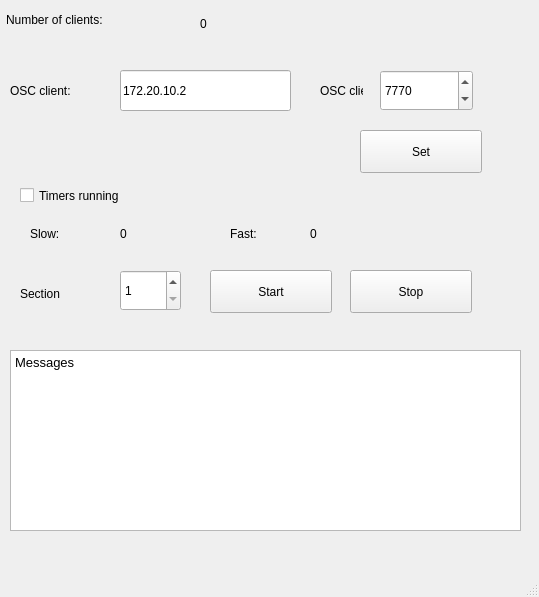
Old version of the form mainwindow.ui in the repository tarmoj/PNP2020-server.
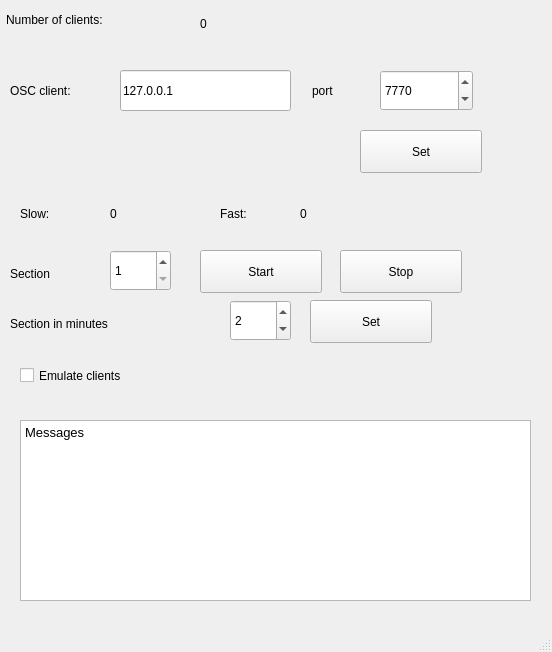
New version of the form.

```diff
--- a/mainwindow.ui
+++ b/mainwindow.ui
@@ -6,8 +6,8 @@
    <rect>
     <x>0</x>
     <y>0</y>
-    <width>539</width>
-    <height>597</height>
+    <width>552</width>
+    <height>652</height>
    </rect>
   </property>
   <property name="windowTitle">
@@ -32,7 +32,7 @@
      <rect>
       <x>200</x>
       <y>10</y>
-      <width>16</width>
+      <width>51</width>
       <height>27</height>
      </rect>
     </property>
@@ -43,8 +43,8 @@
    <widget class="QTextEdit" name="messagesTextEdit">
     <property name="geometry">
      <rect>
-      <x>10</x>
-      <y>350</y>
+      <x>20</x>
+      <y>420</y>
       <width>511</width>
       <height>181</height>
      </rect>
@@ -60,14 +60,14 @@
    <widget class="QLabel" name="label_4">
     <property name="geometry">
      <rect>
-      <x>320</x>
+      <x>312</x>
       <y>70</y>
-      <width>43</width>
+      <width>51</width>
       <height>41</height>
      </rect>
     </property>
     <property name="text">
-     <string>OSC client:</string>
+     <string>port</string>
     </property>
    </widget>
    <widget class="QLineEdit" name="oscServerLineEdit">
@@ -80,7 +80,7 @@
      </rect>
     </property>
     <property name="text">
-     <string>172.20.10.2</string>
+     <string>127.0.0.1</string>
     </property>
    </widget>
    <widget class="QLabel" name="label_3">
@@ -125,24 +125,11 @@
      <string>Set</string>
     </property>
    </widget>
-   <widget class="QCheckBox" name="timersCheckBox">
-    <property name="geometry">
-     <rect>
-      <x>20</x>
-      <y>180</y>
-      <width>201</width>
-      <height>31</height>
-     </rect>
-    </property>
-    <property name="text">
-     <string>Timers running</string>
-    </property>
-   </widget>
    <widget class="QLabel" name="label_2">
     <property name="geometry">
      <rect>
-      <x>30</x>
-      <y>220</y>
+      <x>20</x>
+      <y>200</y>
       <width>71</width>
       <height>27</height>
      </rect>
@@ -154,8 +141,8 @@
    <widget class="QLabel" name="slowRemainingLabel">
     <property name="geometry">
      <rect>
-      <x>120</x>
-      <y>220</y>
+      <x>110</x>
+      <y>200</y>
       <width>85</width>
       <height>27</height>
      </rect>
@@ -167,8 +154,8 @@
    <widget class="QLabel" name="label_5">
     <property name="geometry">
      <rect>
-      <x>230</x>
-      <y>220</y>
+      <x>220</x>
+      <y>200</y>
       <width>85</width>
       <height>27</height>
      </rect>
@@ -180,8 +167,8 @@
    <widget class="QLabel" name="fastRemainingLabel">
     <property name="geometry">
      <rect>
-      <x>310</x>
-      <y>220</y>
+      <x>300</x>
+      <y>200</y>
       <width>61</width>
       <height>27</height>
      </rect>
@@ -193,8 +180,8 @@
    <widget class="QSpinBox" name="sectionSpinBox">
     <property name="geometry">
      <rect>
-      <x>120</x>
-      <y>270</y>
+      <x>110</x>
+      <y>250</y>
       <width>61</width>
       <height>41</height>
      </rect>
@@ -209,8 +196,8 @@
    <widget class="QLabel" name="label_6">
     <property name="geometry">
      <rect>
-      <x>20</x>
-      <y>280</y>
+      <x>10</x>
+      <y>260</y>
       <width>85</width>
       <height>27</height>
      </rect>
@@ -222,8 +209,8 @@
    <widget class="QPushButton" name="startSectioButton">
     <property name="geometry">
      <rect>
-      <x>210</x>
-      <y>270</y>
+      <x>200</x>
+      <y>250</y>
       <width>122</width>
       <height>43</height>
      </rect>
@@ -235,8 +222,8 @@
    <widget class="QPushButton" name="stopSectionButton">
     <property name="geometry">
      <rect>
-      <x>350</x>
-      <y>270</y>
+      <x>340</x>
+      <y>250</y>
       <width>122</width>
       <height>43</height>
      </rect>
@@ -245,6 +232,61 @@
      <string>Stop</string>
     </property>
    </widget>
+   <widget class="QLabel" name="label_7">
+    <property name="geometry">
+     <rect>
+      <x>10</x>
+      <y>310</y>
+      <width>191</width>
+      <height>27</height>
+     </rect>
+    </property>
+    <property name="text">
+     <string>Section in minutes</string>
+    </property>
+   </widget>
+   <widget class="QSpinBox" name="sectionInMinutesSpinBox">
+    <property name="geometry">
+     <rect>
+      <x>230</x>
+      <y>300</y>
+      <width>61</width>
+      <height>41</height>
+     </rect>
+    </property>
+    <property name="minimum">
+     <number>1</number>
+    </property>
+    <property name="value">
+     <number>2</number>
+    </property>
+   </widget>
+   <widget class="QPushButton" name="setSectionTimeButton">
+    <property name="geometry">
+     <rect>
+      <x>310</x>
+      <y>300</y>
+      <width>122</width>
+      <height>43</height>
+     </rect>
+    </property>
+    <property name="text">
+     <string>Set</string>
+    </property>
+   </widget>
+   <widget class="QCheckBox" name="emulateCheckBox">
+    <property name="geometry">
+     <rect>
+      <x>20</x>
+      <y>360</y>
+      <width>171</width>
+      <height>31</height>
+     </rect>
+    </property>
+    <property name="text">
+     <string>Emulate clients</string>
+    </property>
+   </widget>
   </widget>
   <widget class="QStatusBar" name="statusBar"/>
  </widget>
```
